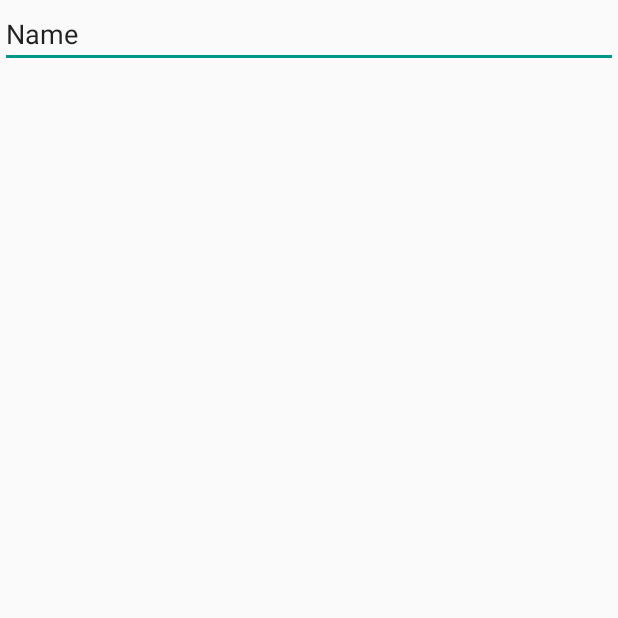
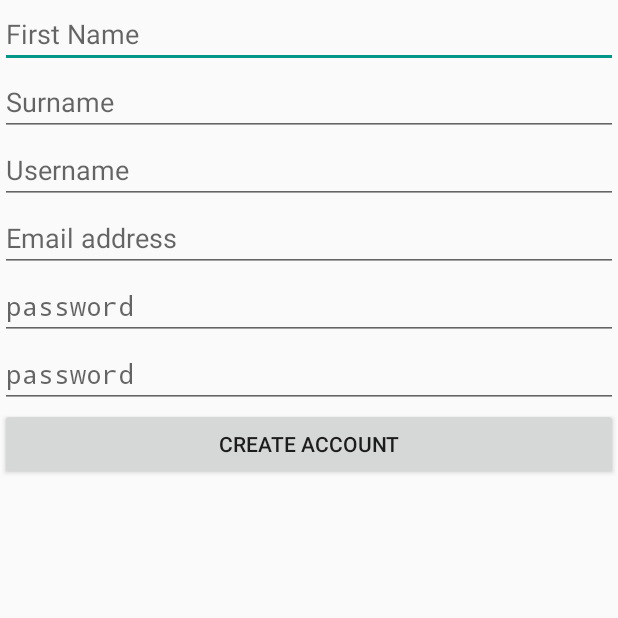
Before and after one commit to Mortuie/Save-it, an Android app: the SignUpPage screen opened directly, with no data from a screen before it, on a phone screen of 412 x 824 dp, the top half of it. Run offline under Robolectric (Android 15) with nearby library versions, the phone set to English and light mode, and no system bars.

Commit message:
Added some more signup page shenanigans to the app

```diff
--- a/app/src/main/java/budget/saveit/view/login/SignUpPage.java
+++ b/app/src/main/java/budget/saveit/view/login/SignUpPage.java
@@ -15,5 +15,6 @@ public class SignUpPage extends Activity {
     protected void onCreate(Bundle savedInstanceState) {
         super.onCreate(savedInstanceState);
         setContentView(R.layout.screen_signup);
+        setTitle("Signup Page");
     }
 }
--- a/app/src/main/res/layout/screen_signup.xml
+++ b/app/src/main/res/layout/screen_signup.xml
@@ -4,10 +4,56 @@
     android:layout_height="match_parent">
 
     <EditText
-        android:id="@+id/editText4"
+        android:id="@+id/firstName"
         android:layout_width="match_parent"
         android:layout_height="wrap_content"
         android:ems="10"
         android:inputType="textPersonName"
-        android:text="Name" />
+        android:hint="First Name" />
+
+    <EditText
+        android:id="@+id/surName"
+        android:layout_width="match_parent"
+        android:layout_height="wrap_content"
+        android:ems="10"
+        android:inputType="textPersonName"
+        android:hint="Surname" />
+
+    <EditText
+        android:id="@+id/username"
+        android:layout_width="match_parent"
+        android:layout_height="wrap_content"
+        android:ems="10"
+        android:inputType="textPersonName"
+        android:hint="Username" />
+
+    <EditText
+        android:id="@+id/email"
+        android:layout_width="match_parent"
+        android:layout_height="wrap_content"
+        android:ems="10"
+        android:inputType="textPersonName"
+        android:hint="Email address" />
+
+    <EditText
+        android:id="@+id/password1"
+        android:layout_width="match_parent"
+        android:layout_height="wrap_content"
+        android:ems="10"
+        android:inputType="textPassword"
+        android:hint="password"/>
+
+    <EditText
+        android:id="@+id/password2"
+        android:layout_width="match_parent"
+        android:layout_height="wrap_content"
+        android:ems="10"
+        android:hint="password"
+        android:inputType="textPassword" />
+
+    <Button
+        android:id="@+id/createAccount"
+        android:layout_width="match_parent"
+        android:layout_height="wrap_content"
+        android:text="Create Account" />
 </LinearLayout>
```
